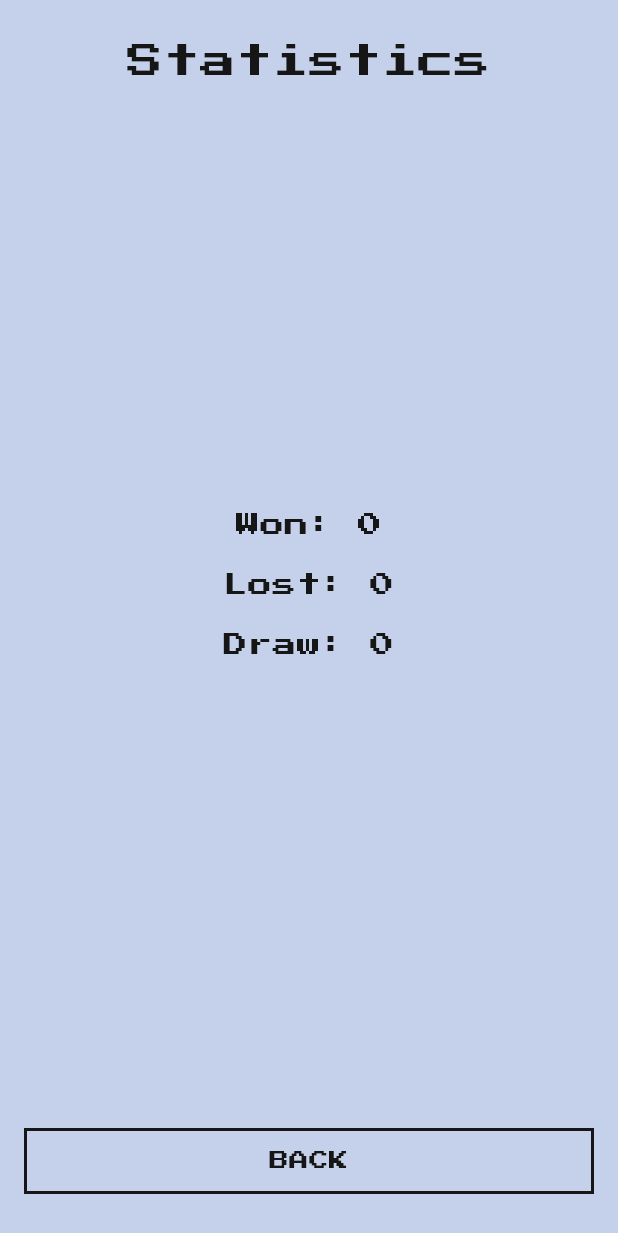
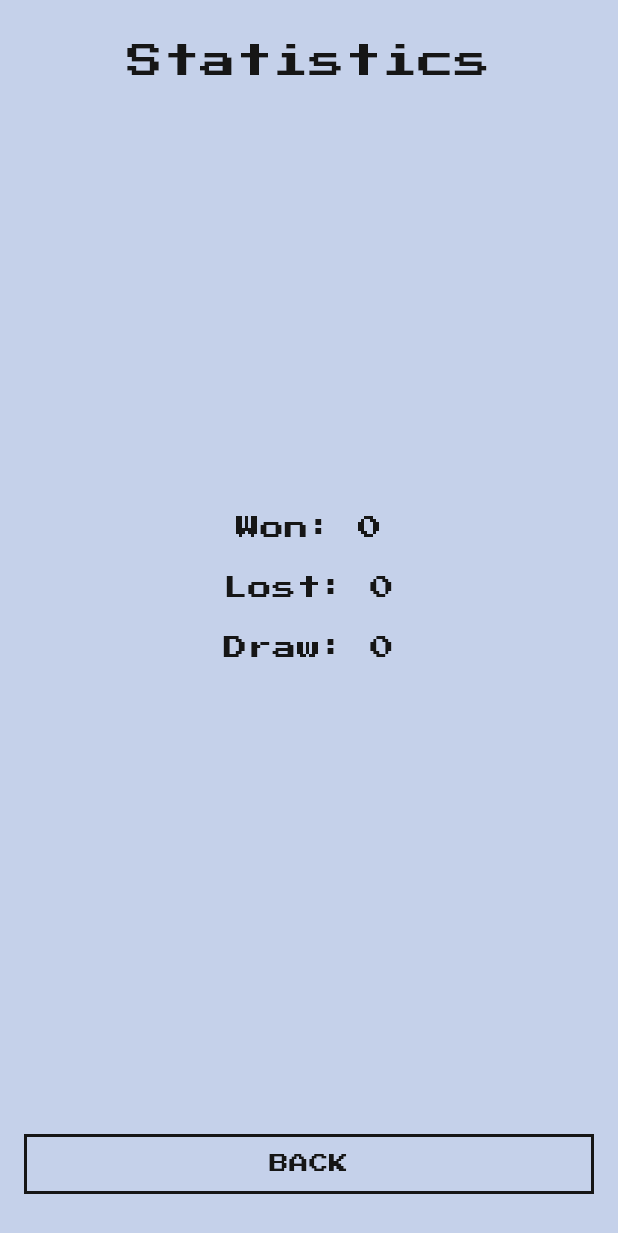
Before and after one commit to ChronosMe/flutter_fight_club, a Flutter app: the StatisticsPage screen opened directly, on a phone screen of 412 x 824 dp. Shown: the top 1233 px of the screen. Run offline on Flutter 3.47's test engine with Material 3 defaults, Android fonts, the phone set to English and light mode, and no system bars; our stand-ins replace google_fonts, shared_preferences; missing offline and left inert: dart:ffi; accounts and stored records are empty.

Commit message:
my homework fix

```diff
--- a/lib/widgets/secondary_action_button.dart
+++ b/lib/widgets/secondary_action_button.dart
@@ -17,7 +17,7 @@ class SecondaryActionButton extends StatelessWidget {
         const EdgeInsets.symmetric(horizontal: 16, vertical: 12),
         padding:
         const EdgeInsets.symmetric(horizontal: 16, vertical: 8),
-        height: 44,
+        height: 40,
         decoration: BoxDecoration(
           border:
           Border.all(color: FightClubColors.darkGreyText, width: 2),
```
Also changed, not shown: 1 other file.
